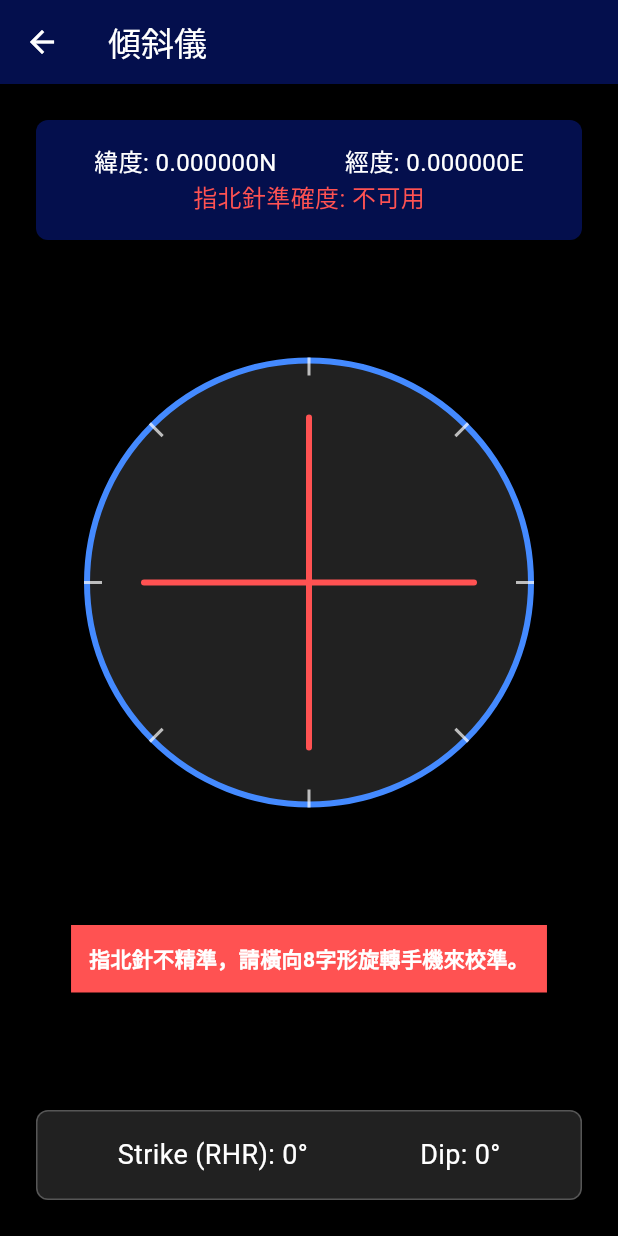
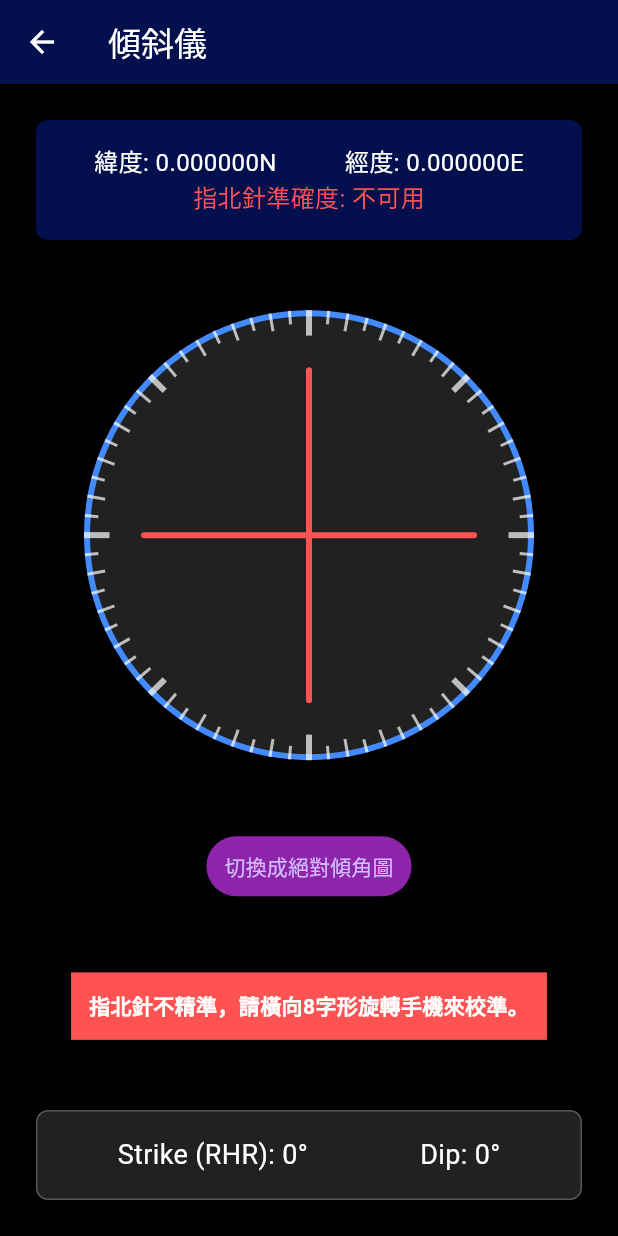
Before and after one commit to KnowScratcher/TwGeoTool, a Flutter app: the screen it shows after launch, after a tap on "傾斜儀", on a phone screen of 412 x 824 dp. Run offline on Flutter 3.47's test engine with Material 3 defaults, Android fonts, the phone set to English and light mode, and no system bars; our stand-ins replace flutter_compass, flutter_map, geolocator, latlong2, sensors_plus; missing offline and left inert: proj4dart.

Commit message:
fix strike calculation & add absolute angle display

```diff
--- a/lib/page/clino.dart
+++ b/lib/page/clino.dart
@@ -23,6 +23,7 @@ class _ClinoState extends State<Clino> {
   double _angle = 0.0;
   double _dipAngle = 0.0;
   bool _isUpSideDown = false;
+  bool _isAbsolute = false;
   double? _accuracy;
   StreamSubscription<CompassEvent?>? _compassSubscription;
   StreamSubscription<AccelerometerEvent>? _accelerometerSubscription;
@@ -71,8 +72,7 @@ class _ClinoState extends State<Clino> {
 
   @override
   Widget build(BuildContext context) {
-    final strikeValue =
-        ((_angle * 180 / math.pi).abs() % 360 + _compassAngle + 360) % 360;
+    final strikeValue = (-(_angle * 180 / math.pi) + _compassAngle + 360) % 360;
     final type = _dipAngle < 2 ? 0 : (!_isUpSideDown ? 1 : 2);
     final accuracyText = (_accuracy == null)
         ? "不可用"
@@ -162,22 +162,48 @@ class _ClinoState extends State<Clino> {
                           ),
                         ),
                       ),
-                      ...List.generate(8, (index) {
-                        final angle = index * math.pi / 4;
+                      ...List.generate(72, (index) {
+                        final angle = index * math.pi / 36;
                         return Transform.rotate(
                           angle: angle,
                           child: Align(
                             alignment: Alignment.topCenter,
                             child: Container(
-                              width: 2,
-                              height: 12,
+                              width: 2 + (index % 9 == 0 ? 2 : 0),
+                              height: 12 + (index % 9 == 0 ? 5 : 0) - (index % 2 == 1 ? 3 : 0),
                               color: Colors.white70,
                             ),
                           ),
                         );
                       }),
+                      if (_isAbsolute)
+                        ...List.generate(4, (index) {
+                          final angle = index * math.pi / 2;
+                          const List<String> directions = ["N", "E", "S", "W"];
+                          return Transform.rotate(
+                            angle: angle,
+                            child: Align(
+                              alignment: Alignment(0.0, -0.9),
+                              child: Transform.rotate(
+                                angle: -angle,
+                                child: Text(
+                                  directions[index],
+                                  style: TextStyle(
+                                    color: Colors.white70,
+                                    fontSize: 10,
+                                  ),
+                                ),
+                              ),
+                            ),
+                          );
+                        }),
+
                       Transform.rotate(
-                        angle: _dipAngle >= 2 ? -_angle : 0,
+                        angle: _dipAngle >= 2
+                            ? (_isAbsolute
+                                  ? strikeValue / (180 / math.pi)
+                                  : -_angle)
+                            : 0,
                         child: CustomPaint(
                           size: const Size(300, 300),
                           painter: TSymbolPainter(type: type),
@@ -185,6 +211,20 @@ class _ClinoState extends State<Clino> {
                       ),
                     ],
                   ),
+                ),
+                const Spacer(),
+                TextButton(
+                  style: ButtonStyle(
+                    backgroundColor: WidgetStateProperty.all<Color>(
+                      Colors.purple[600]!,
+                    ),
+                  ),
+                  onPressed: () => {
+                    setState(() {
+                      _isAbsolute = !_isAbsolute;
+                    }),
+                  }, // TODO: toggle relative & absolute
+                  child: Text('切換成${_isAbsolute ? "相對傾角圖" : "絕對傾角圖"}'),
                 ),
                 const Spacer(),
                 if (_accuracy == null || _accuracy! > 30.0)
```
